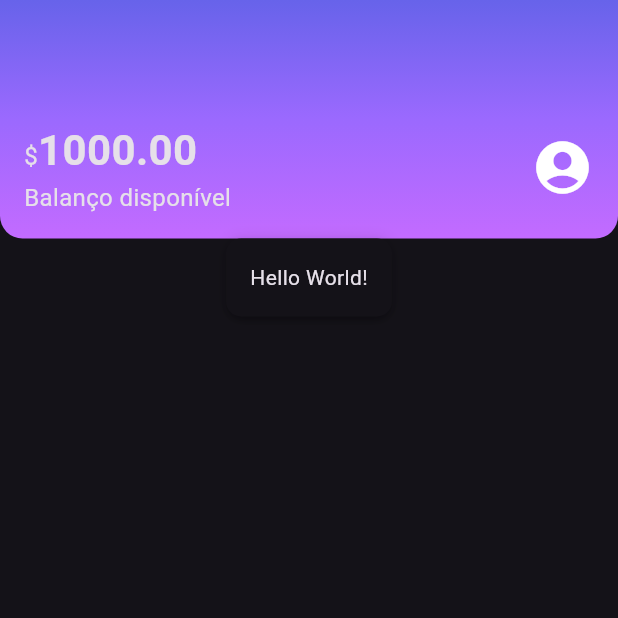
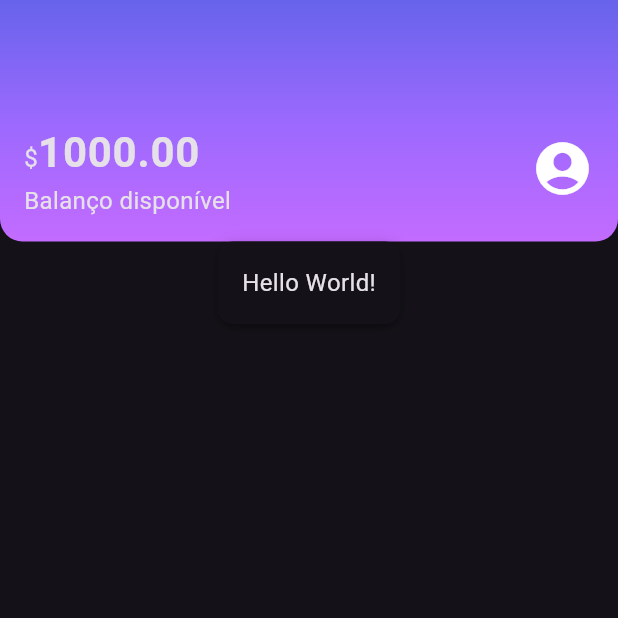
Before and after one commit to leonardo-silva/flutter-alubank, a Flutter app: the screen it shows after launch, on a phone screen of 412 x 824 dp, the top half of it. Run offline on Flutter 3.47's test engine with Material 3 defaults, Android fonts, the light colour scheme and no system bars.

Commit message:
feat: setting up theme typography

```diff
--- a/lib/components/sections/header.dart
+++ b/lib/components/sections/header.dart
@@ -26,19 +26,15 @@ class Header extends StatelessWidget {
                 Text.rich(
                   TextSpan(
                     text: '\$',
-                    style: TextStyle(fontSize: 16),
                     children: <TextSpan>[
                       TextSpan(
                         text: '1000.00',
-                        style: TextStyle(
-                          fontSize: 28,
-                          fontWeight: FontWeight.bold,
-                        ),
+                        style: Theme.of(context).textTheme.bodyLarge,
                       ),
                     ],
                   ),
                 ),
-                Text('Balanço disponível', style: TextStyle(fontSize: 16)),
+                Text('Balanço disponível'),
               ],
             ),
             Icon(Icons.account_circle, size: 42),
--- a/lib/themes/my_theme.dart
+++ b/lib/themes/my_theme.dart
@@ -5,4 +5,8 @@ ThemeData myTheme = ThemeData(
   primarySwatch: ThemeColors.primaryColor,
   primaryColor: ThemeColors.primaryColor,
   brightness: Brightness.dark,
+  textTheme: TextTheme(
+    bodyMedium: TextStyle(fontSize: 16),
+    bodyLarge: TextStyle(fontSize: 28, fontWeight: FontWeight.bold),
+  ),
 );
```
